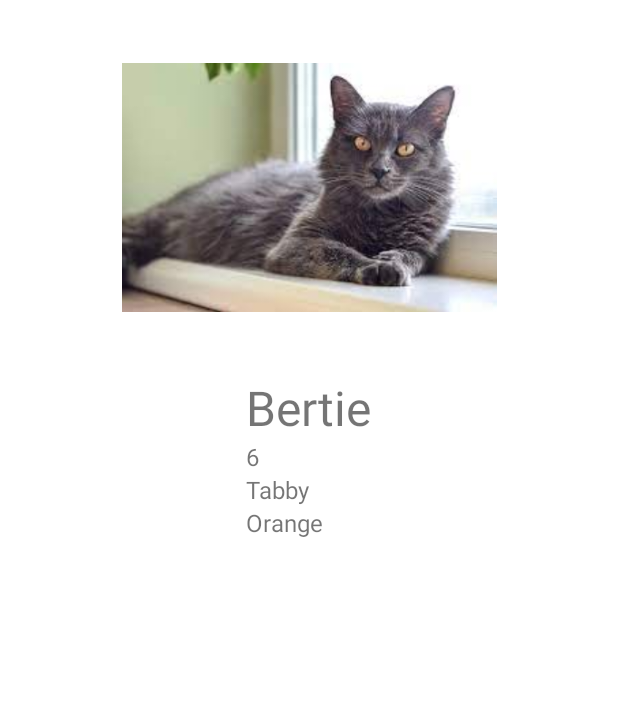
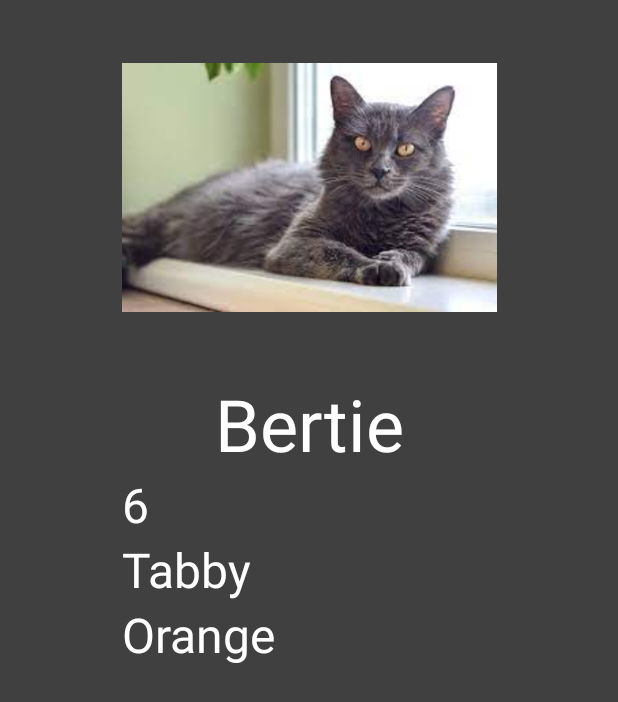
Before and after one commit to mmoeller500/AndroidClassProj, an Android app: the layout fragment_cat_detail.xml on its own in the app's theme, with its tools: preview values and no code run, on a phone screen of 412 x 824 dp. Shown: the top 702 px of the screen. Run offline under Robolectric (Android 15) with nearby library versions, the phone set to English and light mode, and no system bars.

Commit message:
update fragmet view layout

```diff
--- a/app/src/main/java/com/example/androidclassproj/CatAdapter.kt
+++ b/app/src/main/java/com/example/androidclassproj/CatAdapter.kt
@@ -32,9 +32,11 @@ class CatAdapter(private val cats: List<Cat>) : RecyclerView.Adapter<CatAdapter.
             detailFragment.arguments = bundle
 
             val activity = view.context as AppCompatActivity
+
             activity.supportFragmentManager.commit {
                 setReorderingAllowed(true)
                 replace(R.id.fragment_container_view, detailFragment)
+                addToBackStack(null)
             }
         }
     }
--- a/app/src/main/res/layout/fragment_cat_detail.xml
+++ b/app/src/main/res/layout/fragment_cat_detail.xml
@@ -3,10 +3,12 @@
     xmlns:tools="http://schemas.android.com/tools"
     android:layout_width="match_parent"
     android:layout_height="match_parent"
+    android:background="#404040"
     xmlns:app="http://schemas.android.com/apk/res-auto"
     tools:context=".ui.CatDetailFragment">
 
     <androidx.constraintlayout.widget.ConstraintLayout
+
         android:layout_width="match_parent"
         android:layout_height="match_parent"
         >
@@ -24,7 +26,8 @@
             android:id="@+id/cat_name"
             android:layout_width="wrap_content"
             android:layout_height="wrap_content"
-            android:textSize="32sp"
+            android:textColor="@color/white"
+            android:textSize="48sp"
             app:layout_constraintStart_toStartOf="parent"
             app:layout_constraintEnd_toEndOf="parent"
             app:layout_constraintTop_toBottomOf="@id/cat_image"
@@ -32,28 +35,31 @@
 
         <TextView
             android:id="@+id/cat_age"
+            android:textColor="@color/white"
             android:layout_width="wrap_content"
             android:layout_height="wrap_content"
             tools:text="6"
-            android:textSize="16sp"
+            android:textSize="32sp"
             app:layout_constraintTop_toBottomOf="@id/cat_name"
-            app:layout_constraintStart_toStartOf="@id/cat_name"/>
+            app:layout_constraintStart_toStartOf="@id/cat_image"/>
 
         <TextView
             android:id="@+id/cat_breed"
-            android:layout_width="wrap_content"
+            android:textColor="@color/white"
+            android:layout_width="300dp"
             android:layout_height="wrap_content"
             tools:text="Tabby"
-            android:textSize="16sp"
+            android:textSize="32sp"
             app:layout_constraintTop_toBottomOf="@id/cat_age"
             app:layout_constraintStart_toStartOf="@id/cat_age"/>
 
         <TextView
             android:id="@+id/cat_color"
+            android:textColor="@color/white"
             android:layout_width="wrap_content"
             android:layout_height="wrap_content"
             tools:text="Orange"
-            android:textSize="16sp"
+            android:textSize="32sp"
             app:layout_constraintTop_toBottomOf="@id/cat_breed"
             app:layout_constraintStart_toStartOf="@id/cat_breed"/>
 
```
